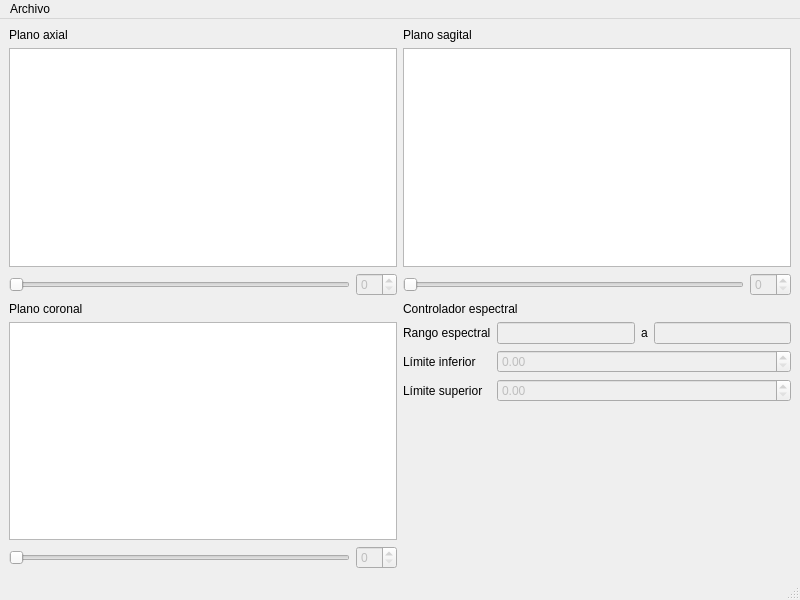
This is form.ui in ulisesoldemar/QDicom-viewer as Qt 5 draws it before an edit. The edited form follows.
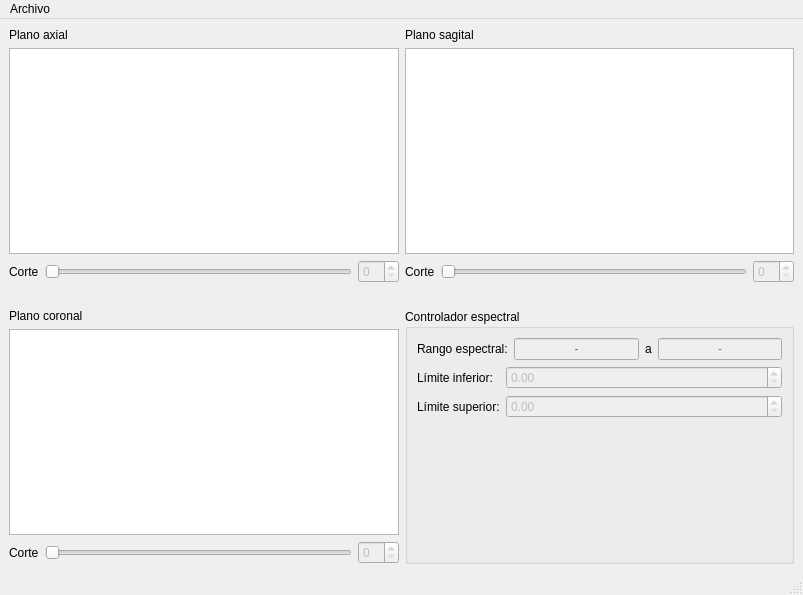
This is the edited form.

Commit message: Actualizada interfaz gráfica

Patch:
```diff
--- a/form.ui
+++ b/form.ui
@@ -6,8 +6,8 @@
    <rect>
     <x>0</x>
     <y>0</y>
-    <width>800</width>
-    <height>600</height>
+    <width>803</width>
+    <height>595</height>
    </rect>
   </property>
   <property name="windowTitle">
@@ -17,34 +17,24 @@
    <layout class="QGridLayout" name="gridLayout_3">
     <item row="0" column="0">
      <layout class="QGridLayout" name="gridLayout_2">
-      <item row="1" column="2" colspan="2">
-       <widget class="QGraphicsView" name="sagitalView"/>
-      </item>
-      <item row="2" column="2">
-       <widget class="QSlider" name="sagitalSlider">
-        <property name="enabled">
-         <bool>false</bool>
-        </property>
-        <property name="orientation">
-         <enum>Qt::Horizontal</enum>
-        </property>
-       </widget>
-      </item>
-      <item row="2" column="3">
-       <widget class="QSpinBox" name="sagitalSpinBox">
-        <property name="enabled">
-         <bool>false</bool>
-        </property>
-       </widget>
-      </item>
-      <item row="5" column="1">
+      <item row="6" column="2">
        <widget class="QSpinBox" name="coronalSpinBox">
         <property name="enabled">
          <bool>false</bool>
         </property>
        </widget>
       </item>
-      <item row="2" column="0">
+      <item row="6" column="1">
+       <widget class="QSlider" name="coronalSlider">
+        <property name="enabled">
+         <bool>false</bool>
+        </property>
+        <property name="orientation">
+         <enum>Qt::Horizontal</enum>
+        </property>
+       </widget>
+      </item>
+      <item row="2" column="1">
        <widget class="QSlider" name="axialSlider">
         <property name="enabled">
          <bool>false</bool>
@@ -54,63 +44,134 @@
         </property>
        </widget>
       </item>
-      <item row="2" column="1">
-       <widget class="QSpinBox" name="axialSpinBox">
+      <item row="2" column="5">
+       <widget class="QSpinBox" name="sagitalSpinBox">
         <property name="enabled">
          <bool>false</bool>
         </property>
        </widget>
       </item>
-      <item row="3" column="0">
-       <widget class="QLabel" name="label_3">
-        <property name="text">
-         <string>Plano coronal</string>
-        </property>
-       </widget>
-      </item>
-      <item row="0" column="0" colspan="2">
+      <item row="0" column="0" colspan="3">
        <widget class="QLabel" name="label">
         <property name="text">
          <string>Plano axial</string>
         </property>
        </widget>
       </item>
-      <item row="1" column="0" colspan="2">
+      <item row="5" column="0" colspan="3">
+       <widget class="QGraphicsView" name="coronalView"/>
+      </item>
+      <item row="2" column="0">
+       <widget class="QLabel" name="label_6">
+        <property name="text">
+         <string>Corte</string>
+        </property>
+       </widget>
+      </item>
+      <item row="3" column="0" colspan="6">
+       <spacer name="horizontalSpacer">
+        <property name="orientation">
+         <enum>Qt::Horizontal</enum>
+        </property>
+        <property name="sizeHint" stdset="0">
+         <size>
+          <width>40</width>
+          <height>20</height>
+         </size>
+        </property>
+       </spacer>
+      </item>
+      <item row="1" column="0" colspan="3">
        <widget class="QGraphicsView" name="axialView"/>
       </item>
-      <item row="5" column="0">
-       <widget class="QSlider" name="coronalSlider">
+      <item row="2" column="2">
+       <widget class="QSpinBox" name="axialSpinBox">
         <property name="enabled">
          <bool>false</bool>
         </property>
-        <property name="orientation">
-         <enum>Qt::Horizontal</enum>
-        </property>
        </widget>
       </item>
-      <item row="0" column="2">
+      <item row="1" column="3" colspan="3">
+       <widget class="QGraphicsView" name="sagitalView"/>
+      </item>
+      <item row="0" column="3" colspan="3">
        <widget class="QLabel" name="label_2">
         <property name="text">
          <string>Plano sagital</string>
         </property>
        </widget>
       </item>
-      <item row="4" column="0" colspan="2">
-       <widget class="QGraphicsView" name="coronalView"/>
+      <item row="2" column="4">
+       <widget class="QSlider" name="sagitalSlider">
+        <property name="enabled">
+         <bool>false</bool>
+        </property>
+        <property name="orientation">
+         <enum>Qt::Horizontal</enum>
+        </property>
+       </widget>
       </item>
-      <item row="3" column="2">
-       <widget class="QLabel" name="label_6">
+      <item row="2" column="3">
+       <widget class="QLabel" name="label_10">
         <property name="text">
+         <string>Corte</string>
+        </property>
+       </widget>
+      </item>
+      <item row="4" column="3" rowspan="3" colspan="3">
+       <widget class="QGroupBox" name="groupBox">
+        <property name="title">
          <string>Controlador espectral</string>
         </property>
-       </widget>
-      </item>
-      <item row="4" column="2" colspan="2">
        <layout class="QFormLayout" name="formLayout">
+         <item row="0" column="0" colspan="2">
+          <layout class="QHBoxLayout" name="horizontalLayout">
+           <item>
+            <widget class="QLabel" name="label_7">
+             <property name="text">
+              <string>Rango espectral:</string>
+             </property>
+            </widget>
+           </item>
+           <item>
+            <widget class="QLineEdit" name="minLineEdit">
+             <property name="enabled">
+              <bool>false</bool>
+             </property>
+             <property name="alignment">
+              <set>Qt::AlignCenter</set>
+             </property>
+             <property name="placeholderText">
+              <string>-</string>
+             </property>
+            </widget>
+           </item>
+           <item>
+            <widget class="QLabel" name="label_9">
+             <property name="text">
+              <string>a</string>
+             </property>
+            </widget>
+           </item>
+           <item>
+            <widget class="QLineEdit" name="maxLineEdit">
+             <property name="enabled">
+              <bool>false</bool>
+             </property>
+             <property name="alignment">
+              <set>Qt::AlignCenter</set>
+             </property>
+             <property name="placeholderText">
+              <string>-</string>
+             </property>
+            </widget>
+           </item>
+          </layout>
+         </item>
         <item row="1" column="0">
          <widget class="QLabel" name="label_4">
           <property name="text">
-           <string>Límite inferior</string>
+            <string>Límite inferior:</string>
           </property>
          </widget>
         </item>
@@ -124,7 +185,7 @@
         <item row="2" column="0">
          <widget class="QLabel" name="label_5">
           <property name="text">
-           <string>Límite superior</string>
+            <string>Límite superior:</string>
           </property>
          </widget>
         </item>
@@ -135,39 +196,22 @@
           </property>
          </widget>
         </item>
-        <item row="0" column="0">
-         <widget class="QLabel" name="label_7">
-          <property name="text">
-           <string>Rango espectral</string>
-          </property>
-         </widget>
-        </item>
-        <item row="0" column="1">
-         <layout class="QHBoxLayout" name="horizontalLayout">
-          <item>
-           <widget class="QLineEdit" name="minLineEdit">
-            <property name="enabled">
-             <bool>false</bool>
+        </layout>
+       </widget>
+      </item>
+      <item row="4" column="0" colspan="3">
+       <widget class="QLabel" name="label_3">
+        <property name="text">
+         <string>Plano coronal</string>
             </property>
            </widget>
           </item>
-          <item>
-           <widget class="QLabel" name="label_9">
+      <item row="6" column="0">
+       <widget class="QLabel" name="label_8">
             <property name="text">
-             <string>a</string>
-            </property>
-           </widget>
-          </item>
-          <item>
-           <widget class="QLineEdit" name="maxLineEdit">
-            <property name="enabled">
-             <bool>false</bool>
-            </property>
-           </widget>
-          </item>
-         </layout>
-        </item>
-       </layout>
+         <string>Corte</string>
+        </property>
+       </widget>
       </item>
      </layout>
     </item>
@@ -178,7 +222,7 @@
     <rect>
      <x>0</x>
      <y>0</y>
-     <width>800</width>
+     <width>803</width>
      <height>23</height>
     </rect>
    </property>
```
Left out of the diff: 10 changed lines with no effect on the pictures. Lines whose indentation alone changed are shown as unchanged. The commit also changes 1 other file.
